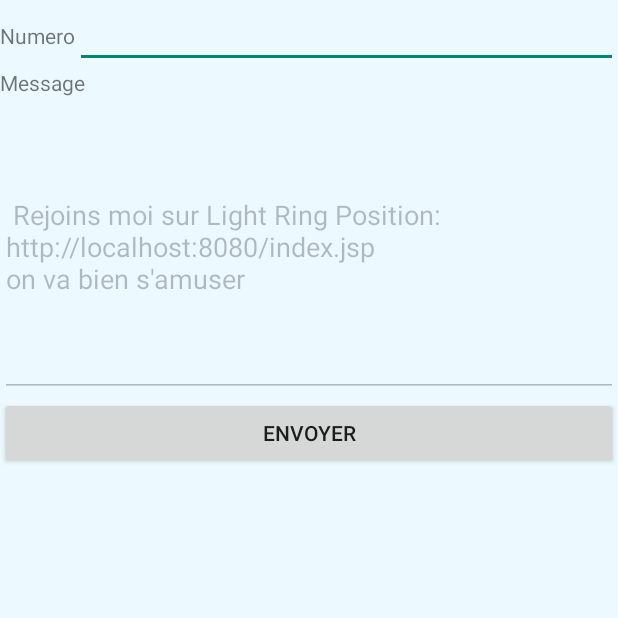
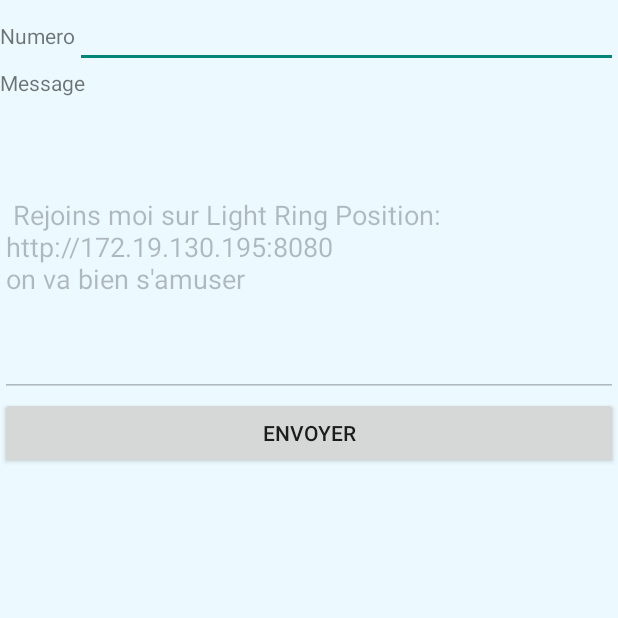
Before and after one commit to fcro/LightRingPosition, an Android app: the Invitation screen opened directly, with no data from a screen before it, on a phone screen of 412 x 824 dp, the top half of it. Run offline under Robolectric (Android 15) with nearby library versions, the phone set to English and light mode, and no system bars.

Commit message:
Utilisation de la ressource URL

```diff
--- a/LightRingPositionAndroid/app/src/main/java/fr/univ_lille1/iut_info/clavelm/lightringposition/AboutFriend.java
+++ b/LightRingPositionAndroid/app/src/main/java/fr/univ_lille1/iut_info/clavelm/lightringposition/AboutFriend.java
@@ -104,7 +104,7 @@ public class AboutFriend extends Activity {
         TextView liste=(TextView)findViewById(R.id.champListe);
 
             String response;
-            final String url = "http://www.perdu.com";
+            final String url = getString(R.string.url) + "/webapi/friends/";
             AsyncGet ag = new AsyncGet();
             ag.execute(url);
             try {
@@ -137,7 +137,7 @@ public class AboutFriend extends Activity {
            sup.setText("veuillez entrer un login");
        }else {
            aSupprimer += sup.getText().toString();
-           final String url = "http://www.perdu.com";
+           final String url = getString(R.string.url) + "/webapi/friends/" + sup.getText();
             AsyncSupprimer ag = new AsyncSupprimer();
            ag.execute(url);
            try {
@@ -161,7 +161,7 @@ public class AboutFriend extends Activity {
 
         } else {
             aAjouter += ret.getText().toString();
-            final String url = "http://www.perdu.com";
+            final String url = getString(R.string.url) + "/webapi/friends";
             AsyncAjout ag = new AsyncAjout();
             ag.execute(url);
             try {
--- a/LightRingPositionAndroid/app/src/main/java/fr/univ_lille1/iut_info/clavelm/lightringposition/Invitation.java
+++ b/LightRingPositionAndroid/app/src/main/java/fr/univ_lille1/iut_info/clavelm/lightringposition/Invitation.java
@@ -22,7 +22,7 @@ public class Invitation extends Activity {
         //On récupère les deux EditText correspondant aux champs pour entrer le numéro et le message
         final EditText numero =(EditText)findViewById(R.id.numero);
         final EditText message = (EditText)findViewById(R.id.message);
-        message.setText(" Rejoins moi sur Light Ring Position:"+"\n"+ "http://localhost:8080/index.jsp "+"\n"+
+        message.setText(" Rejoins moi sur Light Ring Position:"+"\n"+ getString(R.string.url) +"\n"+
                 "on va bien s'amuser");
         message.setEnabled(false);
         //On affecte un écouteur d'évènement au bouton
--- a/LightRingPositionAndroid/app/src/main/java/fr/univ_lille1/iut_info/clavelm/lightringposition/MainActivity.java
+++ b/LightRingPositionAndroid/app/src/main/java/fr/univ_lille1/iut_info/clavelm/lightringposition/MainActivity.java
@@ -79,7 +79,7 @@ public class MainActivity extends ActionBarActivity {
 
         } else if (strPseudo.equals("admin") && strMDP.equals("admin")) {
             String response;
-            final String url = "http://www.perdu.com";
+            final String url = getString(R.string.url) + "/webapi/index";
             AsyncGet ag = new AsyncGet();
             ag.execute(url);
             try {
--- a/LightRingPositionAndroid/app/src/main/java/fr/univ_lille1/iut_info/clavelm/lightringposition/compte.java
+++ b/LightRingPositionAndroid/app/src/main/java/fr/univ_lille1/iut_info/clavelm/lightringposition/compte.java
@@ -79,7 +79,7 @@ public class compte extends Activity {
                     Toast.LENGTH_LONG).show();
         }else {
 
-            final String url = "http://www.perdu.com";
+            final String url = getString(R.string.url) + "/webapi/account";
             AsyncGet ag = new AsyncGet();
             ag.execute(url);
             try {
--- a/LightRingPositionAndroid/app/src/main/res/values/core.xml
+++ b/LightRingPositionAndroid/app/src/main/res/values/core.xml
@@ -1,5 +1,5 @@
 <?xml version="1.0" encoding="utf-8"?>
 <resources>
 
-    <string name="url">http://172.18.48.157:8080</string>
+    <string name="url">http://172.19.130.195:8080</string>
 </resources>
```
